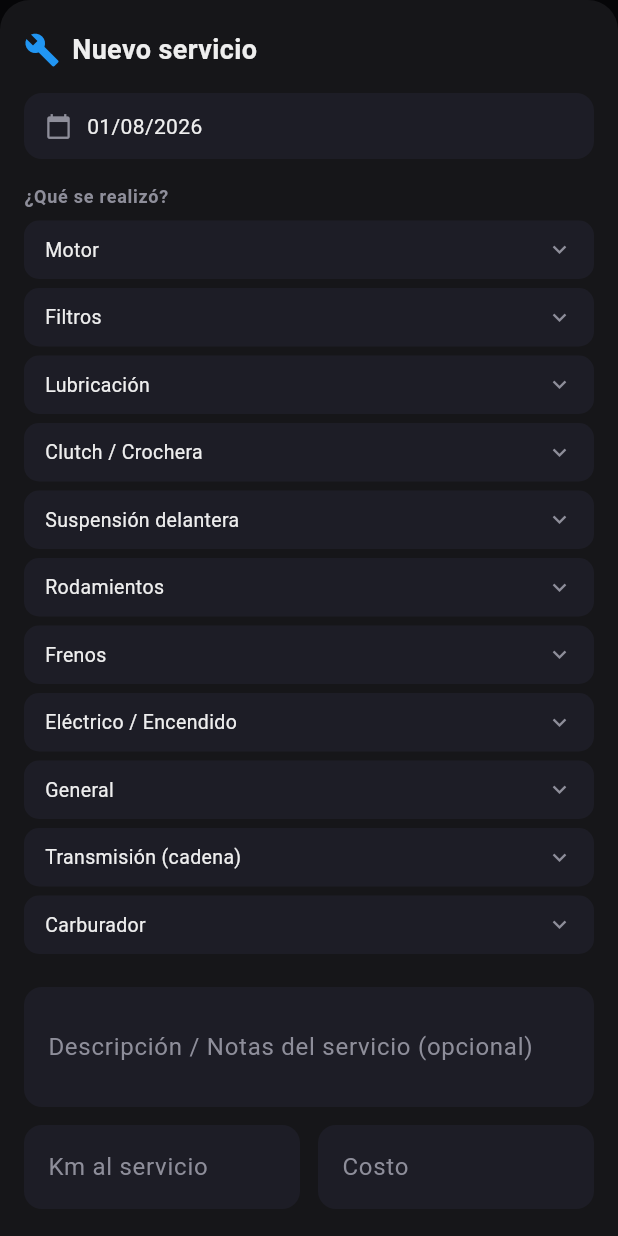
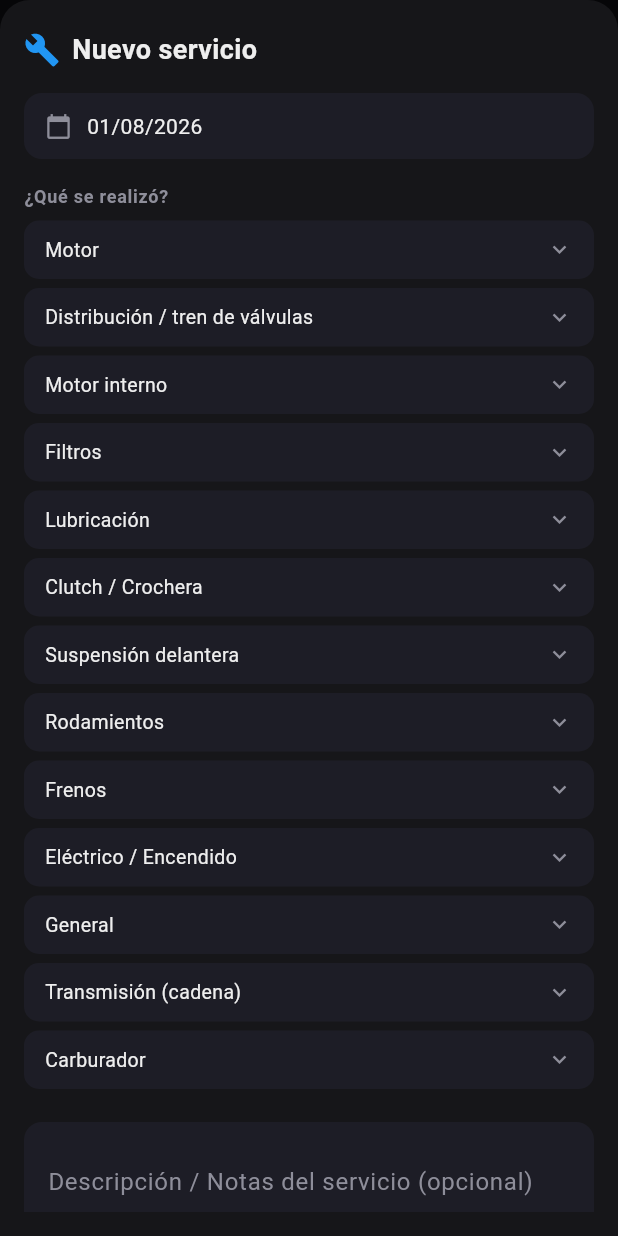
Before and after one commit to rafaelicon15/MotoCheck, a Flutter app: the MaintenanceScreen screen opened directly, after a tap on "Agregar servicio", on a phone screen of 412 x 824 dp. Run offline on Flutter 3.47's test engine with Material 3 defaults, Android fonts, the light colour scheme and no system bars; our stand-ins replace drift, drift_flutter, fl_chart, flutter_riverpod, google_sign_in; missing offline and left inert: googleapis; accounts and stored records are empty; generated files the repository leaves out were written again.

Commit message:
Expand motorcycle maintenance catalog

```diff
--- a/lib/core/constants/app_constants.dart
+++ b/lib/core/constants/app_constants.dart
@@ -155,6 +155,28 @@ class AppConstants {
       'Cambio de filtro de aceite',
       'Bujías',
       'Calibración de válvulas (balancines/puntería)', // solo 4T
+      'Cambio de empaque tapa de válvulas',
+    ],
+    'Distribución / tren de válvulas': [
+      'Árbol de levas',
+      'Cadena de tiempo',
+      'Tensor de cadena de tiempo',
+      'Guías / patines de cadena de tiempo',
+      'Balancines / seguidores',
+      'Pastillas / shims de válvula',
+      'Válvulas de admisión',
+      'Válvulas de escape',
+      'Retenes de válvula',
+    ],
+    'Motor interno': [
+      'Pistón',
+      'Anillos / segmentos',
+      'Cilindro / camisa',
+      'Biela',
+      'Cigüeñal',
+      'Retenes de cigüeñal',
+      'Bomba de aceite',
+      'Bomba de agua / refrigerante',
     ],
     'Filtros': [
       'Filtro de aire',
@@ -267,6 +289,24 @@ class AppConstants {
     {'name': 'Bujías',              'intervalKm': 8000,  'category': 'general'},
     {'name': 'Filtro de aire',      'intervalKm': 10000, 'category': 'general'},
     {'name': 'Filtro de gasolina',  'intervalKm': 12000, 'category': 'fuel_filter'},
+    {'name': 'Árbol de levas',      'intervalKm': 50000, 'category': 'engine_timing'},
+    {'name': 'Cadena de tiempo',    'intervalKm': 40000, 'category': 'engine_timing'},
+    {'name': 'Tensor de cadena de tiempo', 'intervalKm': 40000, 'category': 'engine_timing'},
+    {'name': 'Guías / patines de cadena de tiempo', 'intervalKm': 40000, 'category': 'engine_timing'},
+    {'name': 'Balancines / seguidores', 'intervalKm': 40000, 'category': 'valvetrain'},
+    {'name': 'Pastillas / shims de válvula', 'intervalKm': 30000, 'category': 'valvetrain'},
+    {'name': 'Válvulas de admisión', 'intervalKm': 50000, 'category': 'valvetrain'},
+    {'name': 'Válvulas de escape',  'intervalKm': 50000, 'category': 'valvetrain'},
+    {'name': 'Retenes de válvula',  'intervalKm': 40000, 'category': 'valvetrain'},
+    {'name': 'Empaque tapa de válvulas', 'intervalKm': 30000, 'category': 'gasket'},
+    {'name': 'Pistón',              'intervalKm': 60000, 'category': 'engine_internal'},
+    {'name': 'Anillos / segmentos', 'intervalKm': 50000, 'category': 'engine_internal'},
+    {'name': 'Cilindro / camisa',   'intervalKm': 60000, 'category': 'engine_internal'},
+    {'name': 'Biela',               'intervalKm': 60000, 'category': 'engine_internal'},
+    {'name': 'Cigüeñal',            'intervalKm': 70000, 'category': 'engine_internal'},
+    {'name': 'Retenes de cigüeñal', 'intervalKm': 50000, 'category': 'engine_internal'},
+    {'name': 'Bomba de aceite',     'intervalKm': 50000, 'category': 'engine_internal'},
+    {'name': 'Bomba de agua / refrigerante', 'intervalKm': 40000, 'category': 'engine_internal'},
     {'name': 'Freno delantero',     'intervalKm': 15000, 'category': 'brake_front', 'brakeType': 'pads'},
     {'name': 'Freno trasero',       'intervalKm': 12000, 'category': 'brake_rear',  'brakeType': 'pads'},
     {'name': 'Líquido de frenos',   'intervalKm': 20000, 'category': 'general'},
@@ -290,6 +330,12 @@ class AppConstants {
     {'name': 'Bujías',              'intervalKm': 4000,  'category': 'general'},
     {'name': 'Filtro de aire',      'intervalKm': 8000,  'category': 'general'},
     {'name': 'Filtro de gasolina',  'intervalKm': 12000, 'category': 'fuel_filter'},
+    {'name': 'Pistón',              'intervalKm': 25000, 'category': 'engine_internal'},
+    {'name': 'Anillos / segmentos', 'intervalKm': 18000, 'category': 'engine_internal'},
+    {'name': 'Cilindro / camisa',   'intervalKm': 30000, 'category': 'engine_internal'},
+    {'name': 'Biela',               'intervalKm': 35000, 'category': 'engine_internal'},
+    {'name': 'Cigüeñal',            'intervalKm': 40000, 'category': 'engine_internal'},
+    {'name': 'Retenes de cigüeñal', 'intervalKm': 25000, 'category': 'engine_internal'},
     {'name': 'Freno delantero',     'intervalKm': 15000, 'category': 'brake_front', 'brakeType': 'pads'},
     {'name': 'Freno trasero',       'intervalKm': 12000, 'category': 'brake_rear',  'brakeType': 'pads'},
     {'name': 'Líquido de frenos',   'intervalKm': 20000, 'category': 'general'},
--- a/lib/features/maintenance/screens/maintenance_screen.dart
+++ b/lib/features/maintenance/screens/maintenance_screen.dart
@@ -349,6 +349,9 @@ class _AddMaintenanceSheetState extends State<_AddMaintenanceSheet> {
             i != 'Cambio de aceite' &&
             i != 'Cambio de filtro de aceite' &&
             !i.startsWith('Calibración de válvulas')).toList();
+        if (cat.key == 'Distribución / tren de válvulas') {
+          items = const [];
+        }
       }
 
       // Para transmisión no-cadena: quitar lubricación y limpieza de cadena
--- a/lib/features/parts/screens/parts_screen.dart
+++ b/lib/features/parts/screens/parts_screen.dart
@@ -575,6 +575,10 @@ class _AddPartSheetState extends State<_AddPartSheet> {
                 DropdownMenuItem(value: 'chain', child: Text('Cadena')),
                 DropdownMenuItem(value: 'sprocket', child: Text('Piñón / Corona')),
                 DropdownMenuItem(value: 'clutch', child: Text('Clutch / Crochera')),
+                DropdownMenuItem(value: 'engine_timing', child: Text('Distribución / tiempo')),
+                DropdownMenuItem(value: 'valvetrain', child: Text('Tren de válvulas')),
+                DropdownMenuItem(value: 'engine_internal', child: Text('Motor interno')),
+                DropdownMenuItem(value: 'gasket', child: Text('Empaques / retenes')),
                 DropdownMenuItem(value: 'fork', child: Text('Barras / Suspensión delantera')),
                 DropdownMenuItem(value: 'bearing', child: Text('Rodamiento')),
                 DropdownMenuItem(value: 'electrical', child: Text('Eléctrico / Encendido')),
@@ -595,6 +599,14 @@ class _AddPartSheetState extends State<_AddPartSheet> {
                   _intervalCtrl.text = '25000';
                 } else if (_category == 'electrical' && _intervalCtrl.text.isEmpty) {
                   _intervalCtrl.text = '40000';
+                } else if (_category == 'engine_timing' && _intervalCtrl.text.isEmpty) {
+                  _intervalCtrl.text = '40000';
+                } else if (_category == 'valvetrain' && _intervalCtrl.text.isEmpty) {
+                  _intervalCtrl.text = '40000';
+                } else if (_category == 'engine_internal' && _intervalCtrl.text.isEmpty) {
+                  _intervalCtrl.text = '50000';
+                } else if (_category == 'gasket' && _intervalCtrl.text.isEmpty) {
+                  _intervalCtrl.text = '30000';
                 }
               }),
             ),
@@ -738,6 +750,8 @@ class _AddPartSheetState extends State<_AddPartSheet> {
                   DropdownMenuItem(value: 'Dirección', child: Text('Dirección')),
                   DropdownMenuItem(value: 'Tijera / basculante', child: Text('Tijera / basculante')),
                   DropdownMenuItem(value: 'Motor', child: Text('Motor')),
+                  DropdownMenuItem(value: 'Culata / cámara', child: Text('Culata / cámara')),
+                  DropdownMenuItem(value: 'Distribución / tiempo', child: Text('Distribución / tiempo')),
                   DropdownMenuItem(value: 'Crochera / clutch', child: Text('Crochera / clutch')),
                   DropdownMenuItem(value: 'Sistema eléctrico', child: Text('Sistema eléctrico')),
                   DropdownMenuItem(value: 'Suspensión delantera', child: Text('Suspensión delantera')),
```
Also changed, not shown: lib/data/database/app_database.dart (+81 -2 lines), 1 other file.
